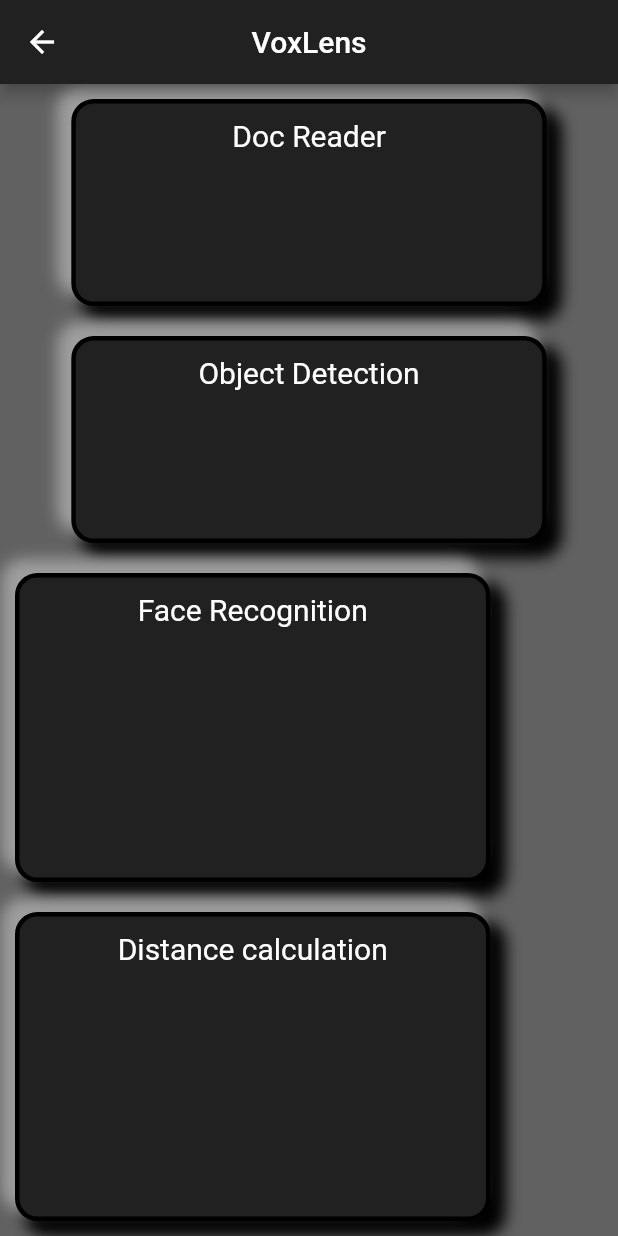
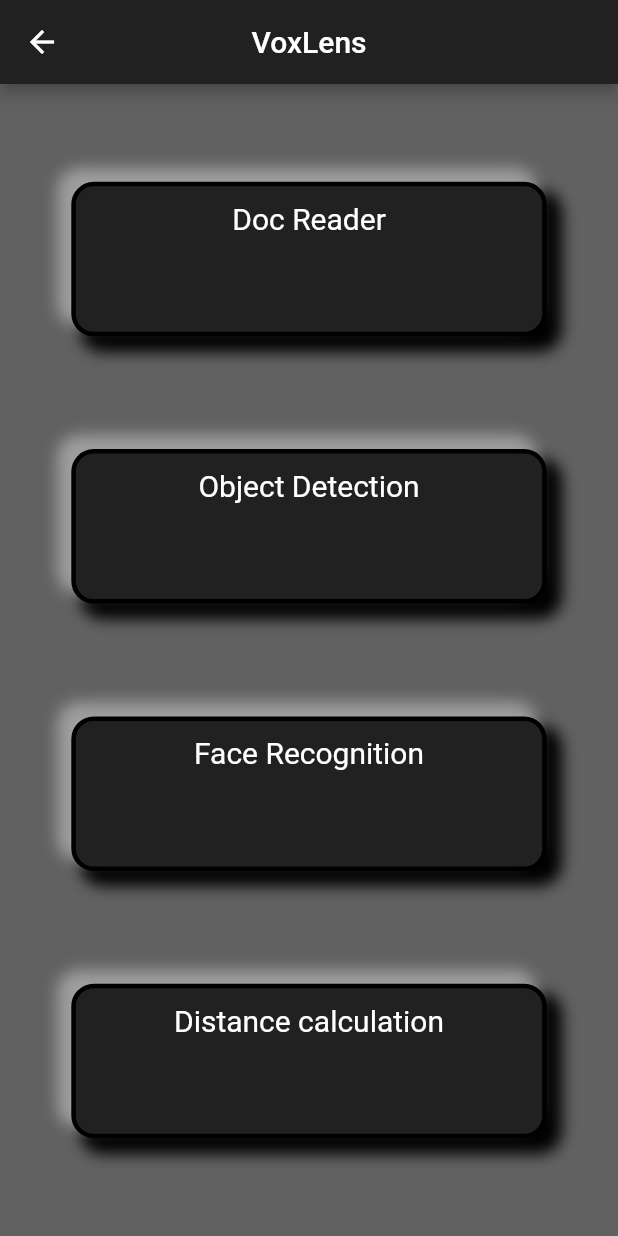
Before and after one commit to aaadddiii/voxlens, a Flutter app: the Main_menu screen opened directly, on a phone screen of 412 x 824 dp. Run offline on Flutter 3.47's test engine with Material 2 defaults, Android fonts, the phone set to English and light mode, and no system bars; our stand-ins replace camera, dio, file_picker, flutter_dotenv, flutter_tts, get_it and 4 more; missing offline and left inert: alan_voice, google_ml_kit, google_mlkit_commons, google_mlkit_object_detection, google_mlkit_text_recognition, read_pdf_text and 1 more; accounts and stored records are empty.

Commit message:
modified main menu ui

```diff
--- a/client/lib/main_menu.dart
+++ b/client/lib/main_menu.dart
@@ -2,6 +2,7 @@ import 'package:flutter/material.dart';
 import 'package:google_ml_kit/google_ml_kit.dart';
 import 'document_reader.dart';
 import 'currency_detector.dart';
+import 'object_detection/object_detect.dart';
 import 'tts.dart';
 import 'package:alan_voice/alan_voice.dart';
 import 'navigation.dart';
@@ -33,13 +34,15 @@ class _Main_menuState extends State<Main_menu> {
         title: Text('VoxLens'),
         centerTitle: true,
       ),
-      body: Column(
+      body: Align(
+        alignment: Alignment.center,
+        child: Column(
         mainAxisAlignment: MainAxisAlignment.spaceEvenly,
         crossAxisAlignment: CrossAxisAlignment.center,
         children: [
-          Flexible(child: Row(
-            mainAxisAlignment: MainAxisAlignment.center,
-            children: [
+          // Flexible(child: Row(
+          //   mainAxisAlignment: MainAxisAlignment.center,
+          //   children: [
               GestureDetector(
                 onTap: () {
                   Navigator.push(context,
@@ -57,7 +60,7 @@ class _Main_menuState extends State<Main_menu> {
                   padding: EdgeInsets.all(10.0),
                   margin: EdgeInsets.all(10.0),
                   width: MediaQuery.of(context).size.width/1.3,
-                  height: MediaQuery.of(context).size.height/4,
+                  height: MediaQuery.of(context).size.height/8,
                   // color: Colors.red[300],
                   decoration: BoxDecoration(
                     color: Colors.grey[900],
@@ -94,13 +97,13 @@ class _Main_menuState extends State<Main_menu> {
               //     ),
               //   )),
               // ),
-            ],
-          ),
-            flex: 2,),
-          Flexible(child: Row(
-            mainAxisAlignment: MainAxisAlignment.center,
-            crossAxisAlignment: CrossAxisAlignment.center,
-            children: [
+            // ],
+          // ),
+            // flex: 2,),
+          // Flexible(child: Row(
+          //   mainAxisAlignment: MainAxisAlignment.center,
+          //   crossAxisAlignment: CrossAxisAlignment.center,
+          //   children: [
               // GestureDetector(
               //   onTap: (){
               //     Navigator.push(context,
@@ -129,7 +132,7 @@ class _Main_menuState extends State<Main_menu> {
                 onTap:() {
                   Navigator.push(context,
                       MaterialPageRoute(builder: (context) {
-                        return ObjectDetection();
+                        return ObjectDetectorView();
                       }));
                 },
                 child: Expanded(child: Container(
@@ -143,7 +146,7 @@ class _Main_menuState extends State<Main_menu> {
                   padding: EdgeInsets.all(10.0),
                   margin: EdgeInsets.all(10.0),
                   width: MediaQuery.of(context).size.width/1.3,
-                  height: MediaQuery.of(context).size.height/4,
+                  height: MediaQuery.of(context).size.height/8,
                   // color: Colors.red[300],
                   decoration: BoxDecoration(
                     color: Colors.grey[900],
@@ -154,11 +157,12 @@ class _Main_menuState extends State<Main_menu> {
                   ),
                 )),
               ),
-            ],
-          ),
-            flex: 2,),
-          Row(
-            children: [GestureDetector(
+          //   ],
+          // ),
+          //   flex: 2,),
+          // Row(
+          //   children: [
+      GestureDetector(
               onTap: (){
                 Navigator.push(context,
                     MaterialPageRoute(builder: (context) {
@@ -175,7 +179,7 @@ class _Main_menuState extends State<Main_menu> {
                 padding: EdgeInsets.all(10.0),
                 margin: EdgeInsets.all(10.0),
                 width: MediaQuery.of(context).size.width/1.3,
-                height: MediaQuery.of(context).size.height/4,
+                height: MediaQuery.of(context).size.height/8,
                 // color: Colors.red[300],
                 decoration: BoxDecoration(
                   color: Colors.grey[900],
@@ -185,10 +189,12 @@ class _Main_menuState extends State<Main_menu> {
                     BoxShadow(color: Colors.grey,spreadRadius: 1,blurRadius: 8,offset:Offset(-8,-8))],
                 ),
               )),
-                flex: 1,),
-            ),],),
-          Row(
-              children: [GestureDetector(
+            //     flex: 1,),
+            ),
+            ),
+          // Row(
+          //     children: [
+                    GestureDetector(
                 onTap: (){
                   Navigator.push(context,
                       MaterialPageRoute(builder: (context) {
@@ -205,7 +211,7 @@ class _Main_menuState extends State<Main_menu> {
                   padding: EdgeInsets.all(10.0),
                   margin: EdgeInsets.all(10.0),
                   width: MediaQuery.of(context).size.width/1.3,
-                  height: MediaQuery.of(context).size.height/4,
+                  height: MediaQuery.of(context).size.height/8,
                   // color: Colors.red[300],
                   decoration: BoxDecoration(
                     color: Colors.grey[900],
@@ -215,10 +221,10 @@ class _Main_menuState extends State<Main_menu> {
                       BoxShadow(color: Colors.grey,spreadRadius: 1,blurRadius: 8,offset:Offset(-8,-8))],
                   ),
                 )),
-                  flex: 1,),
-              )])
-        ],
-      ),
+              //
+       ),
+                    ), ],
+      ),),
     );
   }
 }
```
